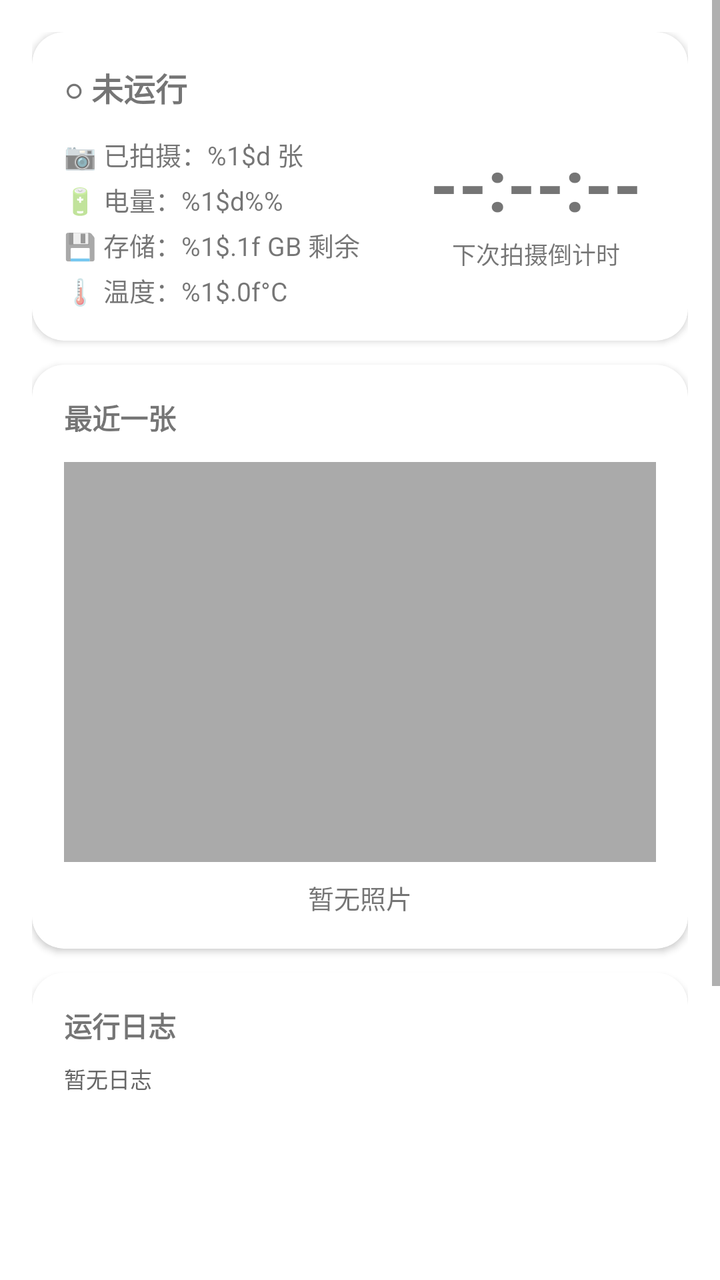
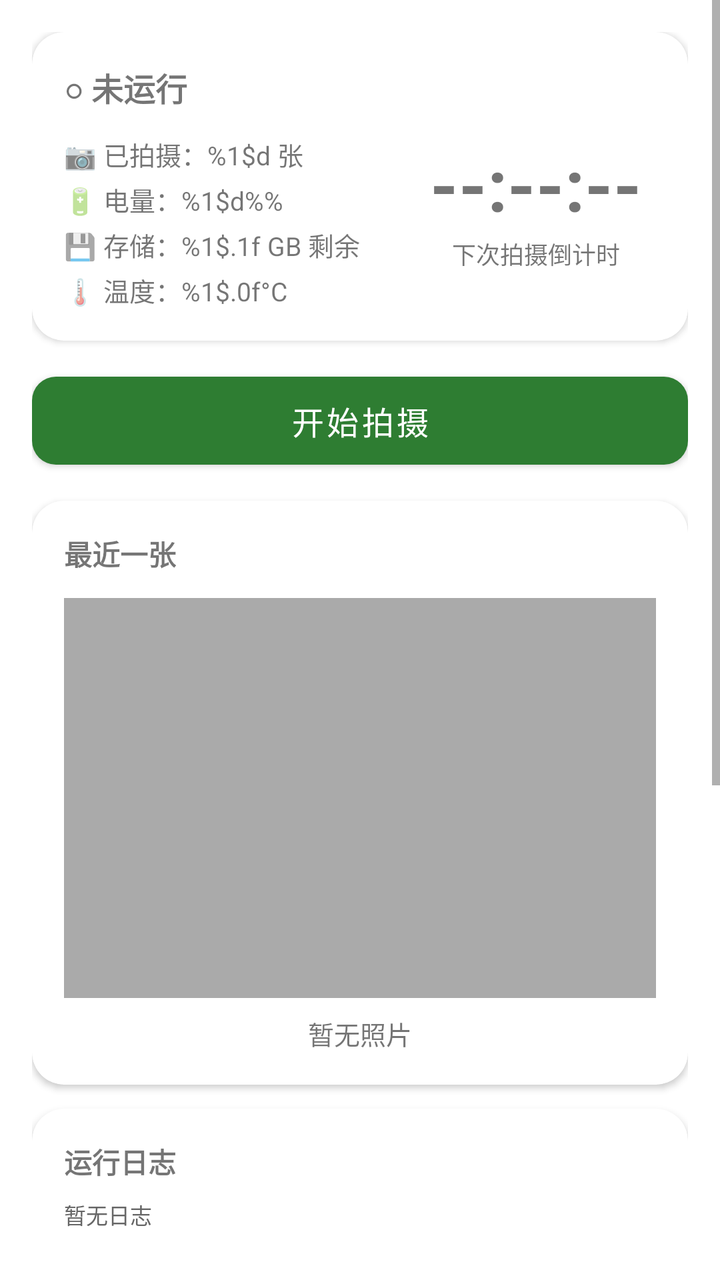

Compare the two renders of this Android layout. The source of the first and the diff that turns it into the second are given below.
<!-- AndroidManifest.xml: application theme Theme.TimeLapseCamera -->
<!-- res/layout/fragment_status.xml -->
<?xml version="1.0" encoding="utf-8"?>
<ScrollView xmlns:android="http://schemas.android.com/apk/res/android"
    xmlns:app="http://schemas.android.com/apk/res-auto"
    android:layout_width="match_parent"
    android:layout_height="match_parent"
    android:fillViewport="true">

    <LinearLayout
        android:layout_width="match_parent"
        android:layout_height="wrap_content"
        android:orientation="vertical"
        android:padding="16dp">

        
        <com.google.android.material.card.MaterialCardView
            android:layout_width="match_parent"
            android:layout_height="wrap_content"
            android:layout_marginBottom="12dp"
            app:cardCornerRadius="16dp"
            app:cardElevation="2dp">

            <LinearLayout
                android:layout_width="match_parent"
                android:layout_height="wrap_content"
                android:orientation="vertical"
                android:padding="16dp">

                <TextView
                    android:id="@+id/tvStatus"
                    android:layout_width="wrap_content"
                    android:layout_height="wrap_content"
                    android:layout_marginBottom="12dp"
                    android:text="@string/status_stopped"
                    android:textSize="16sp"
                    android:textStyle="bold" />

                <LinearLayout
                    android:layout_width="match_parent"
                    android:layout_height="wrap_content"
                    android:orientation="horizontal">

                    
                    <LinearLayout
                        android:layout_width="0dp"
                        android:layout_height="wrap_content"
                        android:layout_gravity="center_vertical"
                        android:layout_weight="1"
                        android:orientation="vertical">

                        <TextView
                            android:id="@+id/tvCaptureCount"
                            android:layout_width="wrap_content"
                            android:layout_height="wrap_content"
                            android:text="@string/status_count_format"
                            android:textSize="13sp" />

                        <TextView
                            android:id="@+id/tvBattery"
                            android:layout_width="wrap_content"
                            android:layout_height="wrap_content"
                            android:layout_marginTop="4dp"
                            android:text="@string/status_battery_format"
                            android:textSize="13sp" />

                        <TextView
                            android:id="@+id/tvStorage"
                            android:layout_width="wrap_content"
                            android:layout_height="wrap_content"
                            android:layout_marginTop="4dp"
                            android:text="@string/status_storage_format"
                            android:textSize="13sp" />

                        <TextView
                            android:id="@+id/tvTemperature"
                            android:layout_width="wrap_content"
                            android:layout_height="wrap_content"
                            android:layout_marginTop="4dp"
                            android:text="@string/status_temperature_format"
                            android:textSize="13sp" />
                    </LinearLayout>

                    
                    <LinearLayout
                        android:layout_width="wrap_content"
                        android:layout_height="wrap_content"
                        android:gravity="center"
                        android:minWidth="120dp"
                        android:orientation="vertical">

                        <TextView
                            android:id="@+id/tvCountdown"
                            android:layout_width="wrap_content"
                            android:layout_height="wrap_content"
                            android:text="--:--:--"
                            android:textSize="36sp"
                            android:textStyle="bold" />

                        <TextView
                            android:id="@+id/tvCountdownLabel"
                            android:layout_width="wrap_content"
                            android:layout_height="wrap_content"
                            android:layout_marginTop="2dp"
                            android:text="@string/status_next_capture"
                            android:textSize="12sp" />
                    </LinearLayout>
                </LinearLayout>
            </LinearLayout>
        </com.google.android.material.card.MaterialCardView>

        
        <com.google.android.material.card.MaterialCardView
            android:layout_width="match_parent"
            android:layout_height="wrap_content"
            android:layout_marginBottom="12dp"
            app:cardCornerRadius="16dp"
            app:cardElevation="2dp">

            <LinearLayout
                android:layout_width="match_parent"
                android:layout_height="wrap_content"
                android:orientation="vertical"
                android:padding="16dp">

                <TextView
                    android:layout_width="wrap_content"
                    android:layout_height="wrap_content"
                    android:text="@string/status_latest_photo"
                    android:textSize="14sp"
                    android:textStyle="bold" />

                <ImageView
                    android:id="@+id/ivLatest"
                    android:layout_width="match_parent"
                    android:layout_height="200dp"
                    android:layout_marginTop="12dp"
                    android:scaleType="centerCrop"
                    android:src="@android:color/darker_gray" />

                <TextView
                    android:id="@+id/tvLatestTime"
                    android:layout_width="match_parent"
                    android:layout_height="wrap_content"
                    android:layout_marginTop="8dp"
                    android:gravity="center"
                    android:text="@string/status_no_photo_yet"
                    android:textSize="13sp" />
            </LinearLayout>
        </com.google.android.material.card.MaterialCardView>

        
        <com.google.android.material.card.MaterialCardView
            android:layout_width="match_parent"
            android:layout_height="wrap_content"
            android:layout_marginBottom="12dp"
            app:cardCornerRadius="16dp"
            app:cardElevation="2dp">

            <LinearLayout
                android:layout_width="match_parent"
                android:layout_height="wrap_content"
                android:orientation="vertical"
                android:padding="16dp">

                <TextView
                    android:layout_width="wrap_content"
                    android:layout_height="wrap_content"
                    android:text="@string/status_log"
                    android:textSize="14sp"
                    android:textStyle="bold" />

                <ScrollView
                    android:id="@+id/svLog"
                    android:layout_width="match_parent"
                    android:layout_height="200dp"
                    android:layout_marginTop="8dp"
                    android:nestedScrollingEnabled="true">

                    <TextView
                        android:id="@+id/tvLog"
                        android:layout_width="match_parent"
                        android:layout_height="wrap_content"
                        android:fontFamily="monospace"
                        android:text="@string/status_log_empty"
                        android:textColor="#666666"
                        android:textSize="11sp" />
                </ScrollView>
            </LinearLayout>
        </com.google.android.material.card.MaterialCardView>

        
        <com.google.android.material.button.MaterialButton
            android:id="@+id/btnToggle"
            android:layout_width="match_parent"
            android:layout_height="56dp"
            android:text="@string/btn_start"
            android:textSize="16sp"
            app:cornerRadius="12dp" />

    </LinearLayout>
</ScrollView>
<!-- resources referenced by this layout -->
<resources>
  <string name="btn_start">开始拍摄</string>
  <string name="status_battery_format">🔋 电量：%1$d%%</string>
  <string name="status_count_format">📷 已拍摄：%1$d 张</string>
  <string name="status_latest_photo">最近一张</string>
  <string name="status_log">运行日志</string>
  <string name="status_log_empty">暂无日志</string>
  <string name="status_next_capture">下次拍摄倒计时</string>
  <string name="status_no_photo_yet">暂无照片</string>
  <string name="status_stopped">○ 未运行</string>
  <string name="status_storage_format">💾 存储：%1$.1f GB 剩余</string>
  <string name="status_temperature_format">🌡 温度：%1$.0f°C</string>
  <style name="Theme.TimeLapseCamera" parent="Theme.MaterialComponents.Light.NoActionBar">
          <item name="colorPrimary">@color/primary</item>
          <item name="colorPrimaryVariant">@color/primary_dark</item>
          <item name="colorOnPrimary">@color/white</item>
          <item name="colorSecondary">@color/accent</item>
          <item name="colorOnSecondary">@color/black</item>
          <item name="android:statusBarColor" tools:targetApi="21">@color/primary_dark</item>
      </style>
  <color name="primary">#2E7D32</color>
  <color name="primary_dark">#1B5E20</color>
  <color name="white">#FFFFFF</color>
  <color name="accent">#FF6F00</color>
  <color name="black">#000000</color>
</resources>

<!-- the commit's change to res/layout/fragment_status.xml (unified diff, before → after) -->
@@ -108,6 +108,16 @@
         </com.google.android.material.card.MaterialCardView>
 
         
+        <com.google.android.material.button.MaterialButton
+            android:id="@+id/btnToggle"
+            android:layout_width="match_parent"
+            android:layout_height="56dp"
+            android:layout_marginBottom="12dp"
+            android:text="@string/btn_start"
+            android:textSize="16sp"
+            app:cornerRadius="12dp" />
+
+        
         <com.google.android.material.card.MaterialCardView
             android:layout_width="match_parent"
             android:layout_height="wrap_content"
@@ -171,7 +181,7 @@
                 <ScrollView
                     android:id="@+id/svLog"
                     android:layout_width="match_parent"
-                    android:layout_height="200dp"
+                    android:layout_height="400dp"
                     android:layout_marginTop="8dp"
                     android:nestedScrollingEnabled="true">
 
@@ -187,14 +197,5 @@
             </LinearLayout>
         </com.google.android.material.card.MaterialCardView>
 
-        
-        <com.google.android.material.button.MaterialButton
-            android:id="@+id/btnToggle"
-            android:layout_width="match_parent"
-            android:layout_height="56dp"
-            android:text="@string/btn_start"
-            android:textSize="16sp"
-            app:cornerRadius="12dp" />
-
     </LinearLayout>
 </ScrollView>
